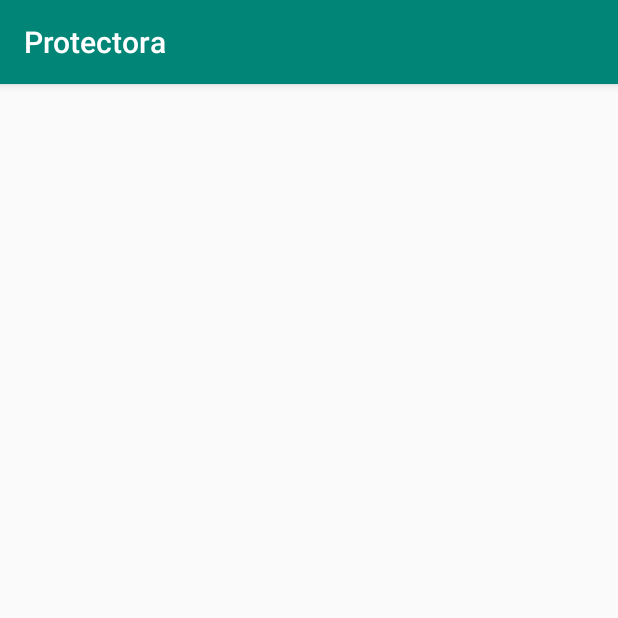
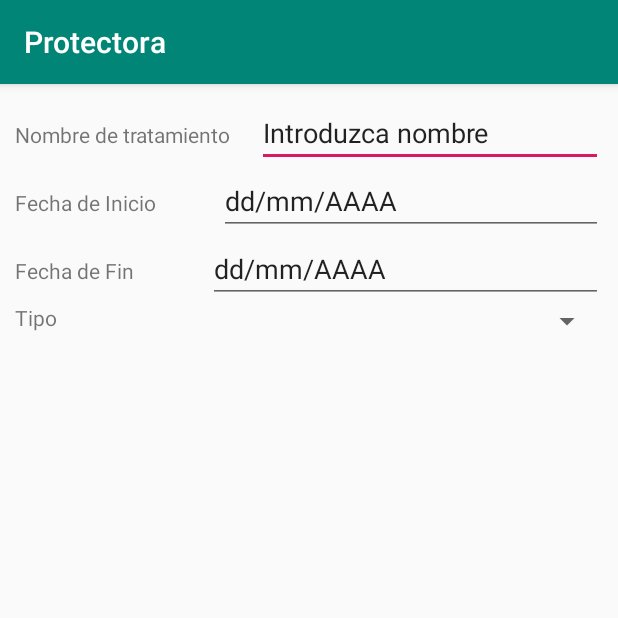
Before and after one commit to jlsoriano86/Protectora, an Android app: the Principal screen opened directly, with no data from a screen before it, after a tap on an icon or button, on a phone screen of 412 x 824 dp, the top half of it. Run offline under Robolectric (Android 15) with nearby library versions, the phone set to English and light mode, and no system bars.

Commit message:
Mejoras en el código

```diff
--- a/app/build.gradle
+++ b/app/build.gradle
@@ -26,5 +26,5 @@ dependencies {
     androidTestImplementation 'com.android.support.test:runner:1.0.2'
     androidTestImplementation 'com.android.support.test.espresso:espresso-core:3.0.2'
 
-    implementation 'com.android.volley:volley:1.1.0'
+
 }
--- a/app/src/main/java/com/example/protectora/AltaAnimalesActivity.java
+++ b/app/src/main/java/com/example/protectora/AltaAnimalesActivity.java
@@ -23,7 +23,7 @@ public class AltaAnimalesActivity extends AppCompatActivity {
     @Override
     protected void onCreate(Bundle savedInstanceState) {
         super.onCreate(savedInstanceState);
-        setContentView(R.layout.activity_main);
+        setContentView(R.layout.activity_alta_animales);
     }
 
     public void clicObtener(View view) {
--- a/app/src/main/java/com/example/protectora/AnimalesActivity.java
+++ b/app/src/main/java/com/example/protectora/AnimalesActivity.java
@@ -1,13 +1,26 @@
 package com.example.protectora;
 
+import android.content.Intent;
 import android.support.v7.app.AppCompatActivity;
 import android.os.Bundle;
+import android.view.View;
+import android.widget.Button;
 
 public class AnimalesActivity extends AppCompatActivity {
+    Button altaAnimales;
 
     @Override
     protected void onCreate(Bundle savedInstanceState) {
         super.onCreate(savedInstanceState);
         setContentView(R.layout.activity_animales);
+
+        altaAnimales = findViewById(R.id.btnAltaAnimales);
+        altaAnimales.setOnClickListener(new View.OnClickListener() {
+            @Override
+            public void onClick(View v) {
+                Intent altaAnimales = new Intent(AnimalesActivity.this, AltaAnimalesActivity.class);
+                startActivity(altaAnimales);
+            }
+        });
     }
 }
--- a/app/src/main/java/com/example/protectora/MainActivity.java
+++ b/app/src/main/java/com/example/protectora/MainActivity.java
@@ -16,6 +16,17 @@ public class MainActivity extends AppCompatActivity {
     protected void onCreate(Bundle savedInstanceState) {
         super.onCreate(savedInstanceState);
         setContentView(R.layout.activity_main);
+
+        entrar = findViewById(R.id.btnEntrar);
+        entrar.setOnClickListener(new View.OnClickListener() {
+            @Override
+            public void onClick(View v) {
+                Intent entrar = new Intent(MainActivity.this, com.example.protectora.Principal.class);
+                startActivity(entrar);
+            }
+        });
+
+/*
 
         entrar = (Button)findViewById(R.id.btnEntrar);
         txtNombreUsuario = (EditText) findViewById(R.id.txtNombreUsuario);
@@ -48,6 +59,6 @@ public class MainActivity extends AppCompatActivity {
             //PRUEBA DE AQUÍ AL FINAL
 
 
-        }
+        }*/
     }
 }
--- a/app/src/main/java/com/example/protectora/Principal.java
+++ b/app/src/main/java/com/example/protectora/Principal.java
@@ -21,8 +21,8 @@ public class Principal extends AppCompatActivity {
         tareas.setOnClickListener(new View.OnClickListener() {
             @Override
             public void onClick(View v) {
-                Intent personas = new Intent(Principal.this, com.example.protectora.TareasActivity.class);
-                startActivity(personas);
+                Intent tareas = new Intent(Principal.this, com.example.protectora.TareasActivity.class);
+                startActivity(tareas);
             }
         });
 
--- a/app/src/main/res/layout/activity_animales.xml
+++ b/app/src/main/res/layout/activity_animales.xml
@@ -9,7 +9,7 @@
     tools:context=".AnimalesActivity">
 
     <Button
-        android:id="@+id/button"
+        android:id="@+id/btnAltaAnimales"
         android:layout_width="match_parent"
         android:layout_height="wrap_content"
         android:layout_marginTop="40dp"
--- a/app/src/main/res/layout/activity_tratamientos.xml
+++ b/app/src/main/res/layout/activity_tratamientos.xml
@@ -4,7 +4,94 @@
     xmlns:tools="http://schemas.android.com/tools"
     android:layout_width="match_parent"
     android:layout_height="match_parent"
+    android:layout_margin="10dp"
     android:orientation="vertical"
     tools:context=".TratamientosActivity">
 
+    <LinearLayout
+        android:layout_width="match_parent"
+        android:layout_height="wrap_content"
+        android:orientation="horizontal">
+
+        <TextView
+            android:id="@+id/lblNombreTratamiento"
+            android:layout_width="wrap_content"
+            android:layout_height="wrap_content"
+            android:layout_weight="1"
+            android:text="Nombre de tratamiento" />
+
+        <EditText
+            android:id="@+id/editText"
+            android:layout_width="wrap_content"
+            android:layout_height="wrap_content"
+            android:layout_weight="1"
+            android:ems="10"
+            android:inputType="textPersonName"
+            android:text="Introduzca nombre" />
+    </LinearLayout>
+
+    <LinearLayout
+        android:layout_width="match_parent"
+        android:layout_height="wrap_content"
+        android:orientation="horizontal">
+
+        <TextView
+            android:id="@+id/lblFechaInicio"
+            android:layout_width="wrap_content"
+            android:layout_height="wrap_content"
+            android:layout_weight="1"
+            android:text="Fecha de Inicio" />
+
+        <EditText
+            android:id="@+id/editText2"
+            android:layout_width="wrap_content"
+            android:layout_height="wrap_content"
+            android:layout_weight="1"
+            android:ems="10"
+            android:inputType="textPersonName"
+            android:text="dd/mm/AAAA" />
+
+    </LinearLayout>
+
+    <LinearLayout
+        android:layout_width="match_parent"
+        android:layout_height="wrap_content"
+        android:orientation="horizontal">
+
+        <TextView
+            android:id="@+id/lblFechaFin"
+            android:layout_width="wrap_content"
+            android:layout_height="wrap_content"
+            android:layout_weight="1"
+            android:text="Fecha de Fin" />
+
+        <EditText
+            android:id="@+id/editText5"
+            android:layout_width="wrap_content"
+            android:layout_height="wrap_content"
+            android:layout_weight="1"
+            android:ems="10"
+            android:inputType="textPersonName"
+            android:text="dd/mm/AAAA" />
+    </LinearLayout>
+
+    <LinearLayout
+        android:layout_width="match_parent"
+        android:layout_height="wrap_content"
+        android:orientation="horizontal">
+
+        <TextView
+            android:id="@+id/lblTipo"
+            android:layout_width="wrap_content"
+            android:layout_height="wrap_content"
+            android:layout_weight="1"
+            android:text="Tipo" />
+
+        <Spinner
+            android:id="@+id/spinner"
+            android:layout_width="wrap_content"
+            android:layout_height="wrap_content"
+            android:layout_weight="1" />
+
+    </LinearLayout>
 </LinearLayout>
```
